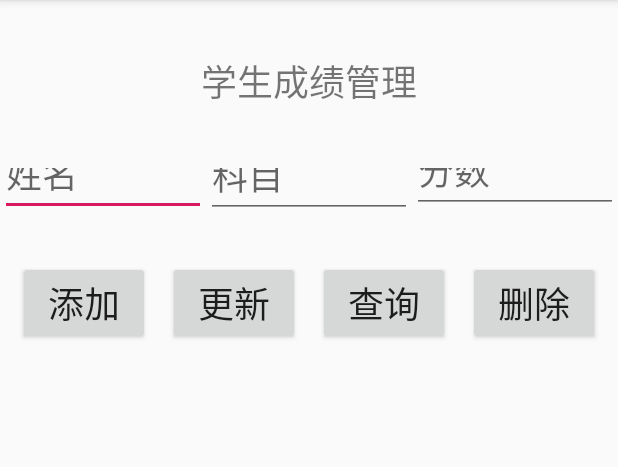
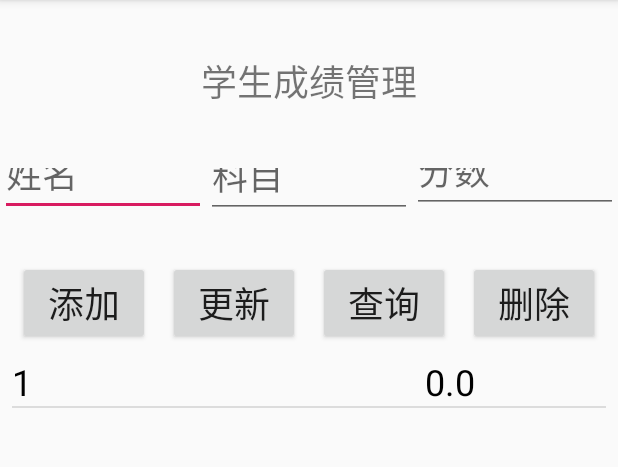
Before and after one commit to wonder0112/SQliteDemo172000HWH, an Android app: the screen it shows after launch (CourseActivity), after a tap on "查询", on a phone screen of 412 x 824 dp, the part 84-551 px from its top. Run offline under Robolectric (Android 15) with nearby library versions, the phone set to English and light mode, and no system bars.

Commit message:
完成查询功能

```diff
--- a/app/src/main/java/com/example/stu/sqlitedemo172000hwh/CourseActivity.java
+++ b/app/src/main/java/com/example/stu/sqlitedemo172000hwh/CourseActivity.java
@@ -3,8 +3,12 @@ package com.example.stu.sqlitedemo172000hwh;
 import android.support.v7.app.AppCompatActivity;
 import android.os.Bundle;
 import android.view.View;
+import android.view.ViewGroup;
+import android.widget.AdapterView;
+import android.widget.BaseAdapter;
 import android.widget.Button;
 import android.widget.EditText;
+import android.widget.ListView;
 import android.widget.TextView;
 import android.widget.Toast;
 
@@ -15,8 +19,9 @@ public class CourseActivity extends AppCompatActivity implements View.OnClickLis
     //全局变量
     EditText edtTxtName,edtTxtCoure,edtTxtScore;
     Button btnInsert,btnUpdate,btnQuery,btnDelete;
-    TextView tvDisplay;
+    ListView lvDisplay;
     StuSQLiteAdapter adapter;
+    List<Student> list;
 
     @Override
     protected void onCreate(Bundle savedInstanceState) {
@@ -26,6 +31,7 @@ public class CourseActivity extends AppCompatActivity implements View.OnClickLis
         initUI();
         //初始化SQLite适配器
         adapter =new StuSQLiteAdapter(getApplicationContext());
+        list=new ArrayList<>();
 
         //设置监听器
         btnInsert.setOnClickListener(this);
@@ -33,6 +39,13 @@ public class CourseActivity extends AppCompatActivity implements View.OnClickLis
         btnUpdate.setOnClickListener(this);
         btnDelete.setOnClickListener(this);
         //逻辑设计
+        lvDisplay.setOnItemClickListener(new AdapterView.OnItemClickListener() {
+            @Override
+            public void onItemClick(AdapterView<?> parent, View view, int position, long id) {
+                Student stu=list.get(position);
+                Toast.makeText(getApplicationContext(),stu.getName(),Toast.LENGTH_SHORT).show();
+            }
+        });
 
 
     }
@@ -58,8 +71,6 @@ public class CourseActivity extends AppCompatActivity implements View.OnClickLis
                 //获取参数
                 String name=edtTxtName.getText().toString().trim();
                 String course=edtTxtCoure.getText().toString().trim();
-                List<Student> list=new ArrayList<>();
-
                 //判断参数
                 if(name.equals("")){
                     if (course.equals("")){
@@ -78,13 +89,14 @@ public class CourseActivity extends AppCompatActivity implements View.OnClickLis
                     }
                 }
                 if(list.size()>0){
-                    Toast.makeText(getApplicationContext(),String.valueOf(list.size()),Toast.LENGTH_SHORT).show();
+                    //list数据->ListView控件中
+                    MyAdapter adapter=new MyAdapter();
+                    lvDisplay.setAdapter(adapter);
+
+                   Toast.makeText(getApplicationContext(),String.valueOf(list.size()),Toast.LENGTH_SHORT).show();
                 }else if(list.size()==0){
                     Toast.makeText(getApplicationContext(),"无数据",Toast.LENGTH_SHORT).show();
                 }
-
-
-
                 break;
             case  R.id.btn_course_update:
 
@@ -95,6 +107,43 @@ public class CourseActivity extends AppCompatActivity implements View.OnClickLis
         }
 
     }
+    //list数据显示到ListView适配器
+    public class  MyAdapter extends  BaseAdapter{
+        @Override
+        public int getCount() {
+            return list.size();
+        }
+        @Override
+        public Object getItem(int position) {
+            return list.get(position);
+        }
+        @Override
+        public long getItemId(int position) {
+            return position;
+        }
+        @Override
+        public View getView(int position, View convertView, ViewGroup parent) {
+
+            View view=View.inflate(getApplicationContext(),R.layout.course_item,null);
+            TextView tvID=view.findViewById(R.id.tv_course_item_id);
+            TextView tvName=view.findViewById(R.id.tv_course_item_name);
+            TextView tvCourse=view.findViewById(R.id.tv_course_item_course);
+            TextView tvScore=view.findViewById(R.id.tv_course_item_score);
+
+            Student student=(Student)getItem(position);
+
+            tvID.setText(String.valueOf(student.get_id()));
+            tvName.setText(student.getName());
+            tvCourse.setText(student.getCourse());
+            tvScore.setText(String.valueOf(student.getScore()));
+
+            return view;
+        }
+    }
+
+
+
+
     protected  void initUI(){
         edtTxtName=findViewById(R.id.edtTxt_course_name);
         edtTxtCoure=findViewById(R.id.edtTxt_course_course);
@@ -103,6 +152,6 @@ public class CourseActivity extends AppCompatActivity implements View.OnClickLis
         btnQuery=findViewById(R.id.btn_course_query);
         btnUpdate=findViewById(R.id.btn_course_update);
         btnDelete=findViewById(R.id.btn_course_delete);
-        tvDisplay=findViewById(R.id.tv_course_display);
+        lvDisplay=findViewById(R.id.lv_course_display);
     }
 }
--- a/app/src/main/res/layout/activity_course.xml
+++ b/app/src/main/res/layout/activity_course.xml
@@ -105,8 +105,8 @@
 
     <ListView
         android:id="@+id/lv_course_display"
-        android:layout_width="368dp"
-        android:layout_height="273dp"
+        android:layout_width="0dp"
+        android:layout_height="0dp"
         android:layout_marginStart="8dp"
         android:layout_marginLeft="8dp"
         android:layout_marginTop="8dp"
@@ -115,7 +115,9 @@
         android:layout_marginBottom="8dp"
         app:layout_constraintBottom_toBottomOf="parent"
         app:layout_constraintEnd_toEndOf="parent"
+        app:layout_constraintHorizontal_bias="0.0"
         app:layout_constraintStart_toStartOf="parent"
-        app:layout_constraintTop_toBottomOf="@+id/btn_course_insert" />
+        app:layout_constraintTop_toBottomOf="@+id/btn_course_insert"
+        app:layout_constraintVertical_bias="0.0" />
 
 </android.support.constraint.ConstraintLayout>
--- a/app/src/main/res/layout/course_item.xml
+++ b/app/src/main/res/layout/course_item.xml
@@ -1,33 +1,47 @@
 <?xml version="1.0" encoding="utf-8"?>
 <LinearLayout xmlns:android="http://schemas.android.com/apk/res/android"
+    xmlns:tools="http://schemas.android.com/tools"
     android:layout_width="match_parent"
-    android:layout_height="match_parent">
+    android:layout_height="match_parent"
+    android:gravity="center_horizontal">
 
     <TextView
         android:id="@+id/tv_course_item_id"
         android:layout_width="wrap_content"
-        android:layout_height="wrap_content"
+        android:layout_height="match_parent"
         android:layout_weight="1"
-        android:text="TextView" />
+        android:gravity="center_vertical"
+        android:text="TextView"
+        android:textColor="@android:color/background_dark"
+        android:textSize="24sp" />
 
     <TextView
-        android:id="@+id/tv_course_name"
+        android:id="@+id/tv_course_item_name"
         android:layout_width="wrap_content"
-        android:layout_height="wrap_content"
+        android:layout_height="match_parent"
         android:layout_weight="1"
-        android:text="TextView" />
+        android:gravity="center_vertical"
+        android:text="TextView"
+        android:textColor="@android:color/background_dark"
+        android:textSize="24sp" />
 
     <TextView
-        android:id="@+id/tv_course_course"
+        android:id="@+id/tv_course_item_course"
         android:layout_width="wrap_content"
-        android:layout_height="wrap_content"
+        android:layout_height="match_parent"
         android:layout_weight="1"
-        android:text="TextView" />
+        android:gravity="center_vertical"
+        android:text="TextView"
+        android:textColor="@android:color/background_dark"
+        android:textSize="24sp" />
 
     <TextView
-        android:id="@+id/tv_course_score"
+        android:id="@+id/tv_course_item_score"
         android:layout_width="wrap_content"
-        android:layout_height="wrap_content"
+        android:layout_height="match_parent"
         android:layout_weight="1"
-        android:text="TextView" />
+        android:gravity="center_vertical"
+        android:text="TextView"
+        android:textColor="@android:color/background_dark"
+        android:textSize="24sp" />
 </LinearLayout>
```
